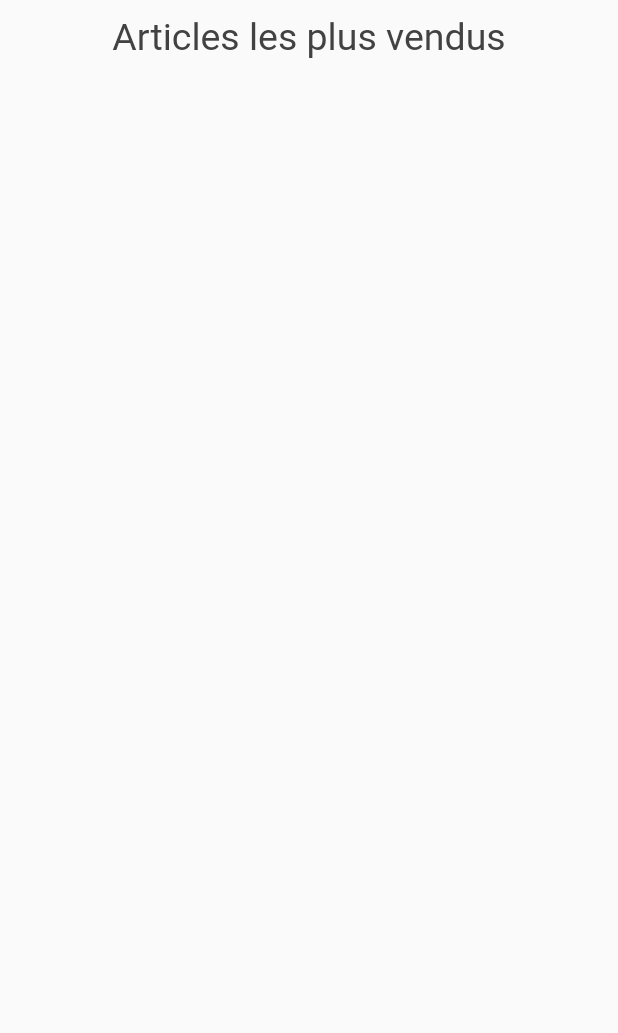
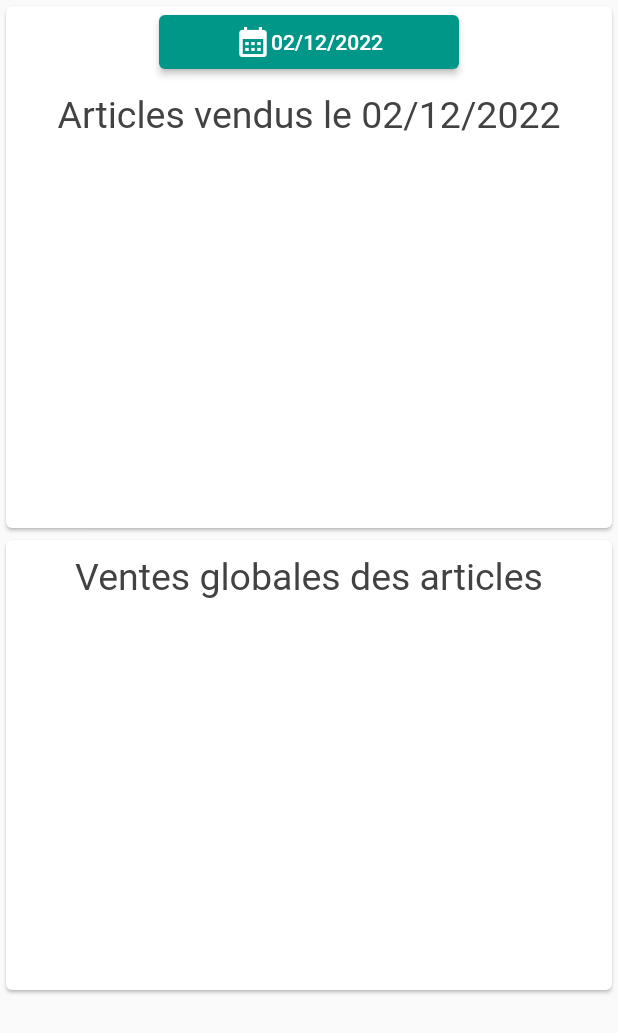
Before and after one commit to DESMENICO/bar_commande, a Flutter app: the ItemStatistic screen opened directly with empty values, on a phone screen of 412 x 824 dp. Shown: the top 1033 px of the screen. Run offline on Flutter 3.47's test engine with Material 2 defaults, Android fonts, the phone set to English and light mode, and no system bars; our stand-ins replace cloud_firestore, firebase_auth, firebase_core, flutter_bloc, fluttericon, syncfusion_flutter_charts and 1 more; missing offline and left inert: firebase_core_platform_interface; accounts and stored records are empty.

Commit message:
itemstat finito

```diff
--- a/lib/pages/item_statistic_page.dart
+++ b/lib/pages/item_statistic_page.dart
@@ -1,14 +1,15 @@
+import 'package:bar_commande/pages/order_page.dart';
 import 'package:flutter/material.dart';
 import 'package:flutter/src/widgets/container.dart';
 import 'package:flutter/src/widgets/framework.dart';
 import 'package:syncfusion_flutter_charts/charts.dart';
 
+import 'package:intl/intl.dart';
 import '../models/item.dart';
 import '../models/order.dart';
 
 class ItemStatistic extends StatefulWidget {
   late List<Order> orderlist;
-  List<ItemData> ItemDataList = [];
   ItemStatistic(this.orderlist, {super.key});
 
   @override
@@ -20,19 +21,26 @@ class _ItemStatisticState extends State<ItemStatistic> {
   @override
   Widget build(BuildContext context) {
     return Scaffold(
-      body: Center(child: Container(child: SfCircularChart(
-        title: ChartTitle(text: "Articles les plus vendus",
-        textStyle: TextStyle(fontSize: 25)),
+      body: Column(
+        children: [
+          SpecificDayItemStatistic(widget.orderlist),
+          Card(
+            child: Center(child: Container(child: SfCircularChart(
+              title: ChartTitle(text: "Ventes globales des articles",
+              textStyle: const TextStyle(fontSize: 25)),
               tooltipBehavior: _tooltipBehavior,
-        legend: Legend(isVisible: true,borderColor: Colors.black),
+              legend: Legend(isVisible: true,borderColor: Colors.black,),
               series: <CircularSeries>[
               PieSeries<ItemData,String>(
-          dataSource: widget.ItemDataList,
+                dataSource: getItemDataList(),
                 xValueMapper: (ItemData data, _) => data.name,
                 yValueMapper: (ItemData data, _) => data.number,
-          dataLabelSettings:DataLabelSettings(isVisible : true)
+                dataLabelSettings:const DataLabelSettings(isVisible : true)
               )
             ]),)),
+          ),
+        ],
+      ),
     );
   }
 
@@ -41,10 +49,15 @@ class _ItemStatisticState extends State<ItemStatistic> {
   void initState() {
     super.initState();
     _tooltipBehavior =  TooltipBehavior(enable: true);
+  }
+
+  List<ItemData> getItemDataList() {
+    List<ItemData> itemDataList = [];
     for(String itemName in getItemList()){
       double number = getNumber(itemName);
-      widget.ItemDataList.add(ItemData(itemName, number));
+      itemDataList.add(ItemData(itemName, number));
     }
+    return itemDataList;
   }
 
   List<String> getItemList(){
@@ -55,7 +68,7 @@ class _ItemStatisticState extends State<ItemStatistic> {
         }
     }
 
-    return list.toSet().toList();;
+    return list.toSet().toList();
   }
 
   double getNumber(String itemName){
@@ -77,3 +90,115 @@ class ItemData{
   double number;
   ItemData(this.name,this.number);
 }
+
+class SpecificDayItemStatistic extends StatefulWidget {
+  List<Order> orderList;
+  SpecificDayItemStatistic(this.orderList,{super.key});
+  DateTime? selectedDate = DateTime.now();
+  @override
+  State<SpecificDayItemStatistic> createState() => _SpecificDayItemStatisticState();
+}
+
+class _SpecificDayItemStatisticState extends State<SpecificDayItemStatistic> {
+  late String date;
+  final DateFormat formatter = DateFormat('dd/MM/yyyy');
+  late TooltipBehavior _tooltipBehavior;
+
+  _selectDate(BuildContext context) async {
+    DateTime? newDate = await showDatePicker(
+        context: context,
+        initialDate: DateTime.now(),
+        firstDate: DateTime(1950),
+        lastDate: DateTime(2100));
+    if(newDate!=null){
+      widget.selectedDate = newDate;
+    }
+    setState(() {
+      if (widget.selectedDate != null) {
+        date = formatter.format(widget.selectedDate!);
+      }
+    });}
+
+    @override
+      void initState() {
+    super.initState();
+    widget.selectedDate = DateTime.now();
+    date = formatter.format(widget.selectedDate!);
+    _tooltipBehavior =  TooltipBehavior(enable: true);
+    if (widget.selectedDate != null) {
+      date = formatter.format(widget.selectedDate!);
+    }
+  }
+
+  @override
+  Widget build(BuildContext context) {
+    return Card(
+      child: Column(children: [
+        SizedBox(
+            width: 200,
+            child: ElevatedButton(
+              onPressed: () async {
+                _selectDate(context);
+              },
+              child: Row(
+                mainAxisAlignment: MainAxisAlignment.center,
+                children: [
+                  const Icon(Icons.calendar_month),
+                  Text(date),
+                ],
+              ),
+            ),
+          ),
+          Center(child: Container(child: SfCircularChart(
+              title: ChartTitle(text: "Articles vendus le ${date}",
+              textStyle: const TextStyle(fontSize: 25)),
+              tooltipBehavior: _tooltipBehavior,
+              legend: Legend(isVisible: true,borderColor: Colors.black,),
+              series: <CircularSeries>[
+              PieSeries<ItemData,String>(
+                dataSource: getItemDataList(date),
+                xValueMapper: (ItemData data, _) => data.name,
+                yValueMapper: (ItemData data, _) => data.number,
+                dataLabelSettings:const DataLabelSettings(isVisible : true)
+              )
+            ]),))],),
+    );
+  }
+
+  List<ItemData> getItemDataList(String date){
+    List<String> itemNameList =[];
+    List<ItemData> itemDataList = [];
+    List<Order> orderOfTheDayList = [];
+
+    for(Order order in widget.orderList){
+       if (order.date.month == widget.selectedDate!.month &&
+          order.date.day == widget.selectedDate!.day &&
+          order.date.year == widget.selectedDate!.year) {
+            orderOfTheDayList.add(order);
+            for(String string in order.itemUsed){
+              itemNameList.add(string);
+            }
+      }
+    }
+    itemNameList = itemNameList.toSet().toList();
+
+    for(String itemName in itemNameList){
+      itemDataList.add(ItemData(itemName, getNumber(itemName, orderOfTheDayList)));
+    }
+    return itemDataList;
+  }
+
+  double getNumber(String itemName,List<Order> orderList){
+    double number = 0;
+     for(Order order in orderList){
+      for(String item in order.itemUsed){
+        if(item == itemName){
+          number++;
+        }
+      }
+    }
+    return number;
+
+  }
+
+}
--- a/lib/pages/items_list_editor_page.dart
+++ b/lib/pages/items_list_editor_page.dart
@@ -37,7 +37,7 @@ class _ItemListEditorState extends State<ItemListEditor> {
 }
 
 class ItemListEditorWidget extends StatelessWidget {
-  ItemListEditorWidget({super.key});
+  const ItemListEditorWidget({super.key});
 
   @override
   Widget build(BuildContext context) {
```
Lines whose indentation alone changed are shown as unchanged.
